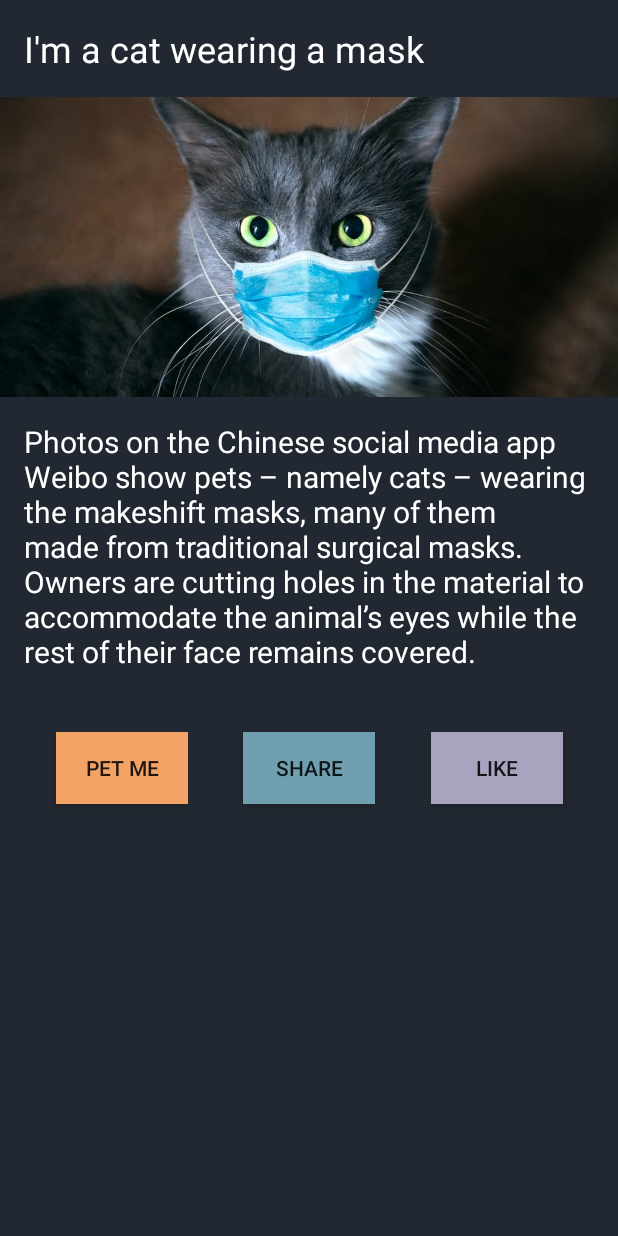
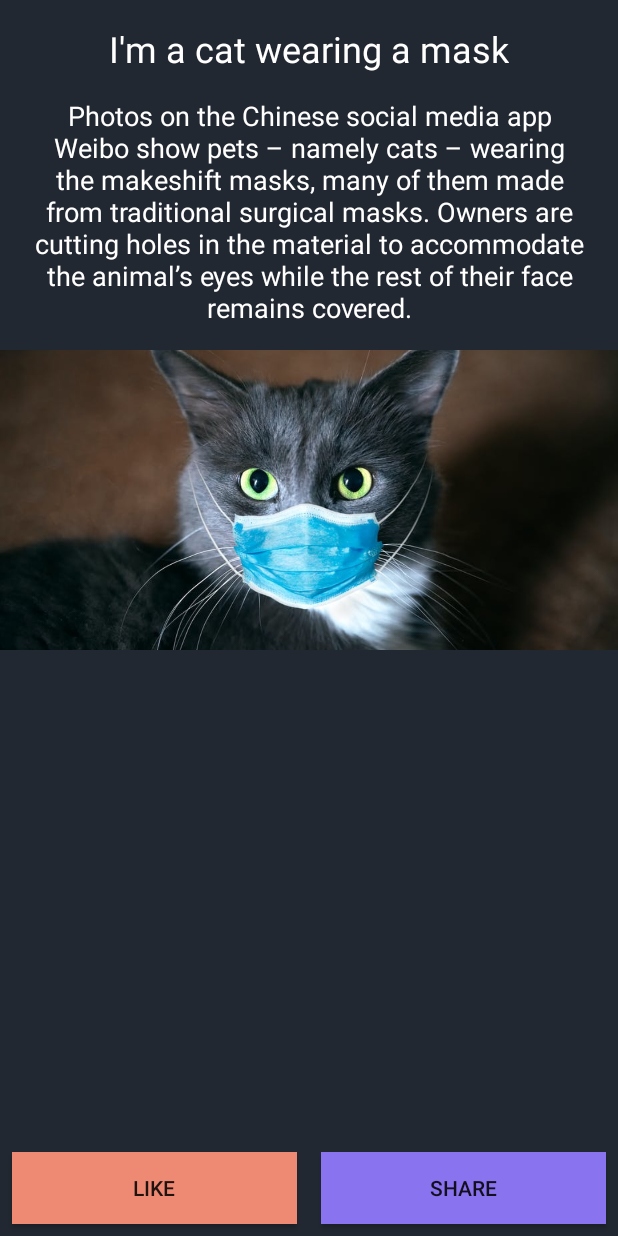
Before and after one commit to ezanetta/altoquepr, an Android app: the screen it shows after launch (MainActivity), on a phone screen of 412 x 824 dp. Run offline under Robolectric (Android 15) with nearby library versions, the phone set to English and light mode, and no system bars.

Commit message:
Implement new design for cat screen

```diff
--- a/app/src/main/res/layout/activity_main.xml
+++ b/app/src/main/res/layout/activity_main.xml
@@ -15,6 +15,8 @@
         android:text="@string/title"
         android:textColor="@color/white"
         android:textSize="24sp"
+        app:layout_constraintBottom_toTopOf="@id/description"
+        app:layout_constraintEnd_toEndOf="parent"
         app:layout_constraintStart_toStartOf="parent"
         app:layout_constraintTop_toTopOf="parent" />
 
@@ -22,57 +24,47 @@
         android:id="@+id/description"
         android:layout_width="wrap_content"
         android:layout_height="wrap_content"
-        android:padding="16dp"
+        android:paddingStart="16dp"
+        android:paddingEnd="16dp"
         android:text="@string/description"
+        android:textAlignment="center"
         android:textColor="@color/white"
-        android:textSize="20sp"
+        android:textSize="18sp"
         app:layout_constraintEnd_toEndOf="parent"
         app:layout_constraintStart_toStartOf="parent"
-        app:layout_constraintTop_toBottomOf="@id/image" />
+        app:layout_constraintTop_toBottomOf="@id/title" />
 
     <ImageView
         android:id="@+id/image"
         android:layout_width="wrap_content"
         android:layout_height="200dp"
+        android:layout_marginTop="16dp"
         android:scaleType="centerCrop"
         android:src="@drawable/cat"
         app:layout_constraintEnd_toEndOf="parent"
         app:layout_constraintStart_toStartOf="parent"
-        app:layout_constraintTop_toBottomOf="@+id/title" />
+        app:layout_constraintTop_toBottomOf="@+id/description" />
 
     <Button
         android:id="@+id/pet_me_button"
-        android:layout_width="wrap_content"
+        android:layout_width="0dp"
         android:layout_height="wrap_content"
+        android:layout_margin="8dp"
         android:background="@color/colorAccent"
-        android:text="@string/pet_me_button"
-        app:layout_constraintEnd_toStartOf="@+id/share"
-        app:layout_constraintHorizontal_bias="0.5"
-        app:layout_constraintHorizontal_chainStyle="spread"
-        app:layout_constraintStart_toStartOf="parent"
-        app:layout_constraintTop_toTopOf="@+id/share" />
+        android:text="@string/like_button"
+        app:layout_constraintBottom_toBottomOf="parent"
+        app:layout_constraintEnd_toStartOf="@+id/share_button"
+        app:layout_constraintStart_toStartOf="parent" />
 
     <Button
-        android:id="@+id/like"
-        android:layout_width="wrap_content"
+        android:id="@+id/share_button"
+        android:layout_width="0dp"
         android:layout_height="wrap_content"
+        android:layout_margin="8dp"
         android:background="@color/purple"
-        android:text="@string/like_button"
+        android:text="@string/share_button"
+        app:layout_constraintBottom_toBottomOf="parent"
         app:layout_constraintEnd_toEndOf="parent"
-        app:layout_constraintHorizontal_bias="0.5"
-        app:layout_constraintStart_toEndOf="@+id/share"
-        app:layout_constraintTop_toTopOf="@+id/share" />
-
-    <Button
-        android:id="@+id/share"
-        android:layout_width="wrap_content"
-        android:layout_height="wrap_content"
-        android:layout_marginTop="24dp"
-        android:background="@color/green"
-        android:text="@string/share_button"
-        app:layout_constraintEnd_toStartOf="@+id/like"
-        app:layout_constraintHorizontal_bias="0.5"
-        app:layout_constraintStart_toEndOf="@+id/pet_me_button"
-        app:layout_constraintTop_toBottomOf="@+id/description" />
+        app:layout_constraintStart_toEndOf="@+id/pet_me_button" />
 
 </androidx.constraintlayout.widget.ConstraintLayout>
--- a/app/src/main/res/values/colors.xml
+++ b/app/src/main/res/values/colors.xml
@@ -2,8 +2,8 @@
 <resources>
     <color name="colorPrimary">#30475e</color>
     <color name="colorPrimaryDark">#222831</color>
-    <color name="colorAccent">#f2a365</color>
+    <color name="colorAccent">#ee8a73</color>
     <color name="white">#fff</color>
-    <color name="purple">#a8a3be</color>
+    <color name="purple">#8a73ee</color>
     <color name="green">#709fb0</color>
 </resources>
```
